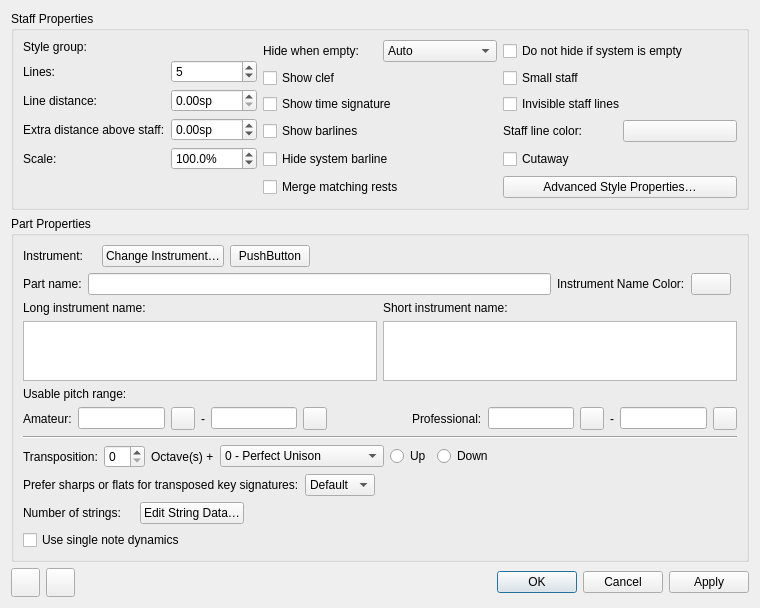
Before: the Qt Designer form mscore/editstaff.ui in fp22june/MuseScore, drawn with Qt 5.
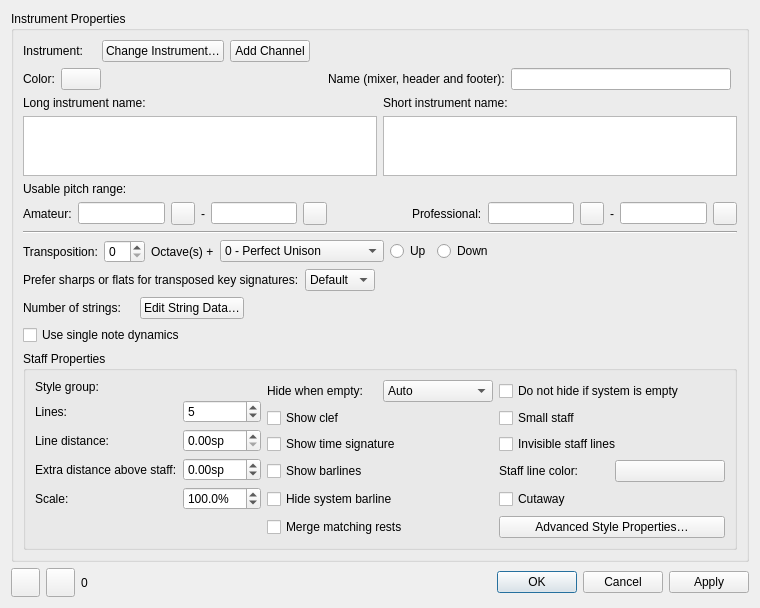
After: the same form once the commit is applied. Icons and pictures are not drawn. Custom widgets are drawn as their Qt base class.

Commit message: Change staff/part properties window ui

```diff
--- a/mscore/editstaff.ui
+++ b/mscore/editstaff.ui
@@ -23,294 +23,10 @@
    </size>
   </property>
   <property name="windowTitle">
-   <string>Staff/Part Properties</string>
+   <string>Instrument / Staff Properties</string>
   </property>
   <layout class="QGridLayout" name="gridLayout">
    <item row="0" column="0" colspan="2">
-    <widget class="QGroupBox" name="groupStaffProps">
-     <property name="sizePolicy">
-      <sizepolicy hsizetype="Preferred" vsizetype="Expanding">
-       <horstretch>0</horstretch>
-       <verstretch>0</verstretch>
-      </sizepolicy>
-     </property>
-     <property name="minimumSize">
-      <size>
-       <width>0</width>
-       <height>0</height>
-      </size>
-     </property>
-     <property name="title">
-      <string>Staff Properties</string>
-     </property>
-     <layout class="QVBoxLayout" name="verticalLayout_2">
-      <item>
-       <layout class="QGridLayout" name="grid_StaffProps">
-        <item row="4" column="2">
-         <widget class="QCheckBox" name="cutaway">
-          <property name="text">
-           <string>Cutaway</string>
-          </property>
-         </widget>
-        </item>
-        <item row="4" column="1">
-         <widget class="QCheckBox" name="hideSystemBarLine">
-          <property name="text">
-           <string>Hide system barline</string>
-          </property>
-         </widget>
-        </item>
-        <item row="1" column="2">
-         <widget class="QCheckBox" name="isSmallCheckbox">
-          <property name="sizePolicy">
-           <sizepolicy hsizetype="Minimum" vsizetype="Fixed">
-            <horstretch>0</horstretch>
-            <verstretch>0</verstretch>
-           </sizepolicy>
-          </property>
-          <property name="text">
-           <string>Small staff</string>
-          </property>
-         </widget>
-        </item>
-        <item row="1" column="1">
-         <widget class="QCheckBox" name="showClef">
-          <property name="text">
-           <string>Show clef</string>
-          </property>
-         </widget>
-        </item>
-        <item row="3" column="2">
-         <layout class="QHBoxLayout" name="hLayout_LineColor">
-          <item>
-           <widget class="QLabel" name="labelColor">
-            <property name="text">
-             <string>Staff line color:</string>
-            </property>
-            <property name="buddy">
-             <cstring>color</cstring>
-            </property>
-           </widget>
-          </item>
-          <item>
-           <widget class="Awl::ColorLabel" name="color">
-            <property name="focusPolicy">
-             <enum>Qt::FocusPolicy::TabFocus</enum>
-            </property>
-           </widget>
-          </item>
-         </layout>
-        </item>
-        <item row="3" column="1">
-         <widget class="QCheckBox" name="showBarlines">
-          <property name="text">
-           <string>Show barlines</string>
-          </property>
-         </widget>
-        </item>
-        <item row="2" column="1">
-         <widget class="QCheckBox" name="showTimesig">
-          <property name="text">
-           <string>Show time signature</string>
-          </property>
-         </widget>
-        </item>
-        <item row="0" column="2">
-         <widget class="QCheckBox" name="showIfEmpty">
-          <property name="text">
-           <string>Do not hide if system is empty</string>
-          </property>
-         </widget>
-        </item>
-        <item row="2" column="2">
-         <widget class="QCheckBox" name="invisible">
-          <property name="text">
-           <string>Invisible staff lines</string>
-          </property>
-         </widget>
-        </item>
-        <item row="5" column="2">
-         <widget class="QPushButton" name="changeStaffType">
-          <property name="text">
-           <string>Advanced Style Properties…</string>
-          </property>
-         </widget>
-        </item>
-        <item row="0" column="0" rowspan="5">
-         <layout class="QFormLayout" name="formLayout">
-          <property name="fieldGrowthPolicy">
-           <enum>QFormLayout::FieldGrowthPolicy::AllNonFixedFieldsGrow</enum>
-          </property>
-          <property name="labelAlignment">
-           <set>Qt::AlignmentFlag::AlignLeading|Qt::AlignmentFlag::AlignLeft|Qt::AlignmentFlag::AlignVCenter</set>
-          </property>
-          <item row="1" column="0">
-           <widget class="QLabel" name="labelNumOfLines">
-            <property name="text">
-             <string>Lines:</string>
-            </property>
-            <property name="textFormat">
-             <enum>Qt::TextFormat::PlainText</enum>
-            </property>
-            <property name="buddy">
-             <cstring>lines</cstring>
-            </property>
-           </widget>
-          </item>
-          <item row="1" column="1">
-           <widget class="QSpinBox" name="lines">
-            <property name="minimum">
-             <number>0</number>
-            </property>
-            <property name="maximum">
-             <number>14</number>
-            </property>
-            <property name="value">
-             <number>5</number>
-            </property>
-           </widget>
-          </item>
-          <item row="2" column="0">
-           <widget class="QLabel" name="labelLineDist">
-            <property name="text">
-             <string>Line distance:</string>
-            </property>
-            <property name="buddy">
-             <cstring>lineDistance</cstring>
-            </property>
-           </widget>
-          </item>
-          <item row="2" column="1">
-           <widget class="QDoubleSpinBox" name="lineDistance">
-            <property name="sizePolicy">
-             <sizepolicy hsizetype="Preferred" vsizetype="Fixed">
-              <horstretch>0</horstretch>
-              <verstretch>0</verstretch>
-             </sizepolicy>
-            </property>
-            <property name="suffix">
-             <string>sp</string>
-            </property>
-            <property name="singleStep">
-             <double>0.250000000000000</double>
-            </property>
-           </widget>
-          </item>
-          <item row="4" column="0">
-           <widget class="QLabel" name="labelExtraDist">
-            <property name="text">
-             <string>Extra distance above staff:</string>
-            </property>
-            <property name="buddy">
-             <cstring>spinExtraDistance</cstring>
-            </property>
-           </widget>
-          </item>
-          <item row="4" column="1">
-           <widget class="QDoubleSpinBox" name="spinExtraDistance">
-            <property name="suffix">
-             <string>sp</string>
-            </property>
-            <property name="minimum">
-             <double>-50.000000000000000</double>
-            </property>
-            <property name="maximum">
-             <double>50.000000000000000</double>
-            </property>
-            <property name="singleStep">
-             <double>0.250000000000000</double>
-            </property>
-           </widget>
-          </item>
-          <item row="5" column="0">
-           <widget class="QLabel" name="label">
-            <property name="text">
-             <string>Scale:</string>
-            </property>
-           </widget>
-          </item>
-          <item row="5" column="1">
-           <widget class="QDoubleSpinBox" name="mag">
-            <property name="suffix">
-             <string>%</string>
-            </property>
-            <property name="decimals">
-             <number>1</number>
-            </property>
-            <property name="minimum">
-             <double>10.000000000000000</double>
-            </property>
-            <property name="maximum">
-             <double>1000.000000000000000</double>
-            </property>
-            <property name="value">
-             <double>100.000000000000000</double>
-            </property>
-           </widget>
-          </item>
-          <item row="0" column="0">
-           <widget class="QLabel" name="labelStaffGroup">
-            <property name="text">
-             <string>Style group:</string>
-            </property>
-            <property name="buddy">
-             <cstring>staffGroupName</cstring>
-            </property>
-           </widget>
-          </item>
-          <item row="0" column="1">
-           <widget class="QLabel" name="staffGroupName"/>
-          </item>
-         </layout>
-        </item>
-        <item row="0" column="1">
-         <layout class="QHBoxLayout" name="horizontalLayout">
-          <item>
-           <widget class="QLabel" name="label_2">
-            <property name="text">
-             <string>Hide when empty:</string>
-            </property>
-           </widget>
-          </item>
-          <item>
-           <widget class="QComboBox" name="hideMode">
-            <item>
-             <property name="text">
-              <string>Auto</string>
-             </property>
-            </item>
-            <item>
-             <property name="text">
-              <string>Always</string>
-             </property>
-            </item>
-            <item>
-             <property name="text">
-              <string>Never</string>
-             </property>
-            </item>
-            <item>
-             <property name="text">
-              <string>Instrument</string>
-             </property>
-            </item>
-           </widget>
-          </item>
-         </layout>
-        </item>
-        <item row="5" column="1">
-         <widget class="QCheckBox" name="mergeMatchingRests">
-          <property name="text">
-           <string>Merge matching rests</string>
-          </property>
-         </widget>
-        </item>
-       </layout>
-      </item>
-     </layout>
-    </widget>
-   </item>
-   <item row="1" column="0" colspan="2">
     <widget class="QGroupBox" name="groupPartProps">
      <property name="sizePolicy">
       <sizepolicy hsizetype="Preferred" vsizetype="Expanding">
@@ -319,9 +35,9 @@
       </sizepolicy>
      </property>
      <property name="title">
-      <string>Part Properties</string>
+      <string>Instrument Properties</string>
      </property>
-     <layout class="QVBoxLayout" name="verticalLayout" stretch="0,1,0,0,0,0,0,0">
+     <layout class="QVBoxLayout" name="verticalLayout" stretch="0,1,0,0,0,0,0,0,0">
       <item>
        <layout class="QGridLayout" name="grid_PartProps">
         <property name="leftMargin">
@@ -355,7 +71,7 @@
           <item>
            <widget class="QPushButton" name="addC">
             <property name="text">
-             <string>PushButton</string>
+             <string>Add Channel</string>
             </property>
            </widget>
           </item>
@@ -376,10 +92,37 @@
         </item>
         <item row="3" column="0">
          <layout class="QHBoxLayout" name="horizontalLayout_5">
+          <item>
+           <widget class="QLabel" name="label_InstrumentNameColor">
+            <property name="text">
+             <string>Color:</string>
+            </property>
+           </widget>
+          </item>
+          <item>
+           <widget class="Awl::ColorLabel" name="color_2">
+            <property name="focusPolicy">
+             <enum>Qt::FocusPolicy::TabFocus</enum>
+            </property>
+           </widget>
+          </item>
+          <item>
+           <spacer name="horizontalSpacer_5">
+            <property name="orientation">
+             <enum>Qt::Orientation::Horizontal</enum>
+            </property>
+            <property name="sizeHint" stdset="0">
+             <size>
+              <width>40</width>
+              <height>20</height>
+             </size>
+            </property>
+           </spacer>
+          </item>
           <item>
            <widget class="QLabel" name="label_PartName">
             <property name="text">
-             <string>Part name:</string>
+             <string>Name (mixer, header and footer):</string>
             </property>
             <property name="buddy">
              <cstring>partName</cstring>
@@ -389,20 +132,6 @@
           <item>
            <widget class="QLineEdit" name="partName"/>
           </item>
-          <item>
-           <widget class="QLabel" name="label_InstrumentNameColor">
-            <property name="text">
-             <string>Instrument Name Color:</string>
-            </property>
-           </widget>
-          </item>
-          <item>
-           <widget class="Awl::ColorLabel" name="color_2">
-            <property name="focusPolicy">
-             <enum>Qt::FocusPolicy::TabFocus</enum>
-            </property>
-           </widget>
-          </item>
          </layout>
         </item>
        </layout>
@@ -941,10 +670,294 @@
         </property>
        </widget>
       </item>
+      <item>
+       <widget class="QGroupBox" name="groupStaffProps">
+        <property name="sizePolicy">
+         <sizepolicy hsizetype="Preferred" vsizetype="Expanding">
+          <horstretch>0</horstretch>
+          <verstretch>0</verstretch>
+         </sizepolicy>
+        </property>
+        <property name="minimumSize">
+         <size>
+          <width>0</width>
+          <height>0</height>
+         </size>
+        </property>
+        <property name="title">
+         <string>Staff Properties</string>
+        </property>
+        <layout class="QVBoxLayout" name="verticalLayout_2">
+         <item>
+          <layout class="QGridLayout" name="grid_StaffProps">
+           <item row="4" column="2">
+            <widget class="QCheckBox" name="cutaway">
+             <property name="text">
+              <string>Cutaway</string>
+             </property>
+            </widget>
+           </item>
+           <item row="4" column="1">
+            <widget class="QCheckBox" name="hideSystemBarLine">
+             <property name="text">
+              <string>Hide system barline</string>
+             </property>
+            </widget>
+           </item>
+           <item row="1" column="2">
+            <widget class="QCheckBox" name="isSmallCheckbox">
+             <property name="sizePolicy">
+              <sizepolicy hsizetype="Minimum" vsizetype="Fixed">
+               <horstretch>0</horstretch>
+               <verstretch>0</verstretch>
+              </sizepolicy>
+             </property>
+             <property name="text">
+              <string>Small staff</string>
+             </property>
+            </widget>
+           </item>
+           <item row="1" column="1">
+            <widget class="QCheckBox" name="showClef">
+             <property name="text">
+              <string>Show clef</string>
+             </property>
+            </widget>
+           </item>
+           <item row="3" column="2">
+            <layout class="QHBoxLayout" name="hLayout_LineColor">
+             <item>
+              <widget class="QLabel" name="labelColor">
+               <property name="text">
+                <string>Staff line color:</string>
+               </property>
+               <property name="buddy">
+                <cstring>color</cstring>
+               </property>
+              </widget>
+             </item>
+             <item>
+              <widget class="Awl::ColorLabel" name="color">
+               <property name="focusPolicy">
+                <enum>Qt::FocusPolicy::TabFocus</enum>
+               </property>
+              </widget>
+             </item>
+            </layout>
+           </item>
+           <item row="3" column="1">
+            <widget class="QCheckBox" name="showBarlines">
+             <property name="text">
+              <string>Show barlines</string>
+             </property>
+            </widget>
+           </item>
+           <item row="2" column="1">
+            <widget class="QCheckBox" name="showTimesig">
+             <property name="text">
+              <string>Show time signature</string>
+             </property>
+            </widget>
+           </item>
+           <item row="0" column="2">
+            <widget class="QCheckBox" name="showIfEmpty">
+             <property name="text">
+              <string>Do not hide if system is empty</string>
+             </property>
+            </widget>
+           </item>
+           <item row="2" column="2">
+            <widget class="QCheckBox" name="invisible">
+             <property name="text">
+              <string>Invisible staff lines</string>
+             </property>
+            </widget>
+           </item>
+           <item row="5" column="2">
+            <widget class="QPushButton" name="changeStaffType">
+             <property name="text">
+              <string>Advanced Style Properties…</string>
+             </property>
+            </widget>
+           </item>
+           <item row="0" column="0" rowspan="5">
+            <layout class="QFormLayout" name="formLayout">
+             <property name="fieldGrowthPolicy">
+              <enum>QFormLayout::FieldGrowthPolicy::AllNonFixedFieldsGrow</enum>
+             </property>
+             <property name="labelAlignment">
+              <set>Qt::AlignmentFlag::AlignLeading|Qt::AlignmentFlag::AlignLeft|Qt::AlignmentFlag::AlignVCenter</set>
+             </property>
+             <item row="1" column="0">
+              <widget class="QLabel" name="labelNumOfLines">
+               <property name="text">
+                <string>Lines:</string>
+               </property>
+               <property name="textFormat">
+                <enum>Qt::TextFormat::PlainText</enum>
+               </property>
+               <property name="buddy">
+                <cstring>lines</cstring>
+               </property>
+              </widget>
+             </item>
+             <item row="1" column="1">
+              <widget class="QSpinBox" name="lines">
+               <property name="minimum">
+                <number>0</number>
+               </property>
+               <property name="maximum">
+                <number>14</number>
+               </property>
+               <property name="value">
+                <number>5</number>
+               </property>
+              </widget>
+             </item>
+             <item row="2" column="0">
+              <widget class="QLabel" name="labelLineDist">
+               <property name="text">
+                <string>Line distance:</string>
+               </property>
+               <property name="buddy">
+                <cstring>lineDistance</cstring>
+               </property>
+              </widget>
+             </item>
+             <item row="2" column="1">
+              <widget class="QDoubleSpinBox" name="lineDistance">
+               <property name="sizePolicy">
+                <sizepolicy hsizetype="Preferred" vsizetype="Fixed">
+                 <horstretch>0</horstretch>
+                 <verstretch>0</verstretch>
+                </sizepolicy>
+               </property>
+               <property name="suffix">
+                <string>sp</string>
+               </property>
+               <property name="singleStep">
+                <double>0.250000000000000</double>
+               </property>
+              </widget>
+             </item>
+             <item row="4" column="0">
+              <widget class="QLabel" name="labelExtraDist">
+               <property name="text">
+                <string>Extra distance above staff:</string>
+               </property>
+               <property name="buddy">
+                <cstring>spinExtraDistance</cstring>
+               </property>
+              </widget>
+             </item>
+             <item row="4" column="1">
+              <widget class="QDoubleSpinBox" name="spinExtraDistance">
+               <property name="suffix">
+                <string>sp</string>
+               </property>
+               <property name="minimum">
+                <double>-50.000000000000000</double>
+               </property>
+               <property name="maximum">
+                <double>50.000000000000000</double>
+               </property>
+               <property name="singleStep">
+                <double>0.250000000000000</double>
+               </property>
+              </widget>
+             </item>
+             <item row="5" column="0">
+              <widget class="QLabel" name="label">
+               <property name="text">
+                <string>Scale:</string>
+               </property>
+              </widget>
+             </item>
+             <item row="5" column="1">
+              <widget class="QDoubleSpinBox" name="mag">
+               <property name="suffix">
+                <string>%</string>
+               </property>
+               <property name="decimals">
+                <number>1</number>
+               </property>
+               <property name="minimum">
+                <double>10.000000000000000</double>
+               </property>
+               <property name="maximum">
+                <double>1000.000000000000000</double>
+               </property>
+               <property name="value">
+                <double>100.000000000000000</double>
+               </property>
+              </widget>
+             </item>
+             <item row="0" column="0">
+              <widget class="QLabel" name="labelStaffGroup">
+               <property name="text">
+                <string>Style group:</string>
+               </property>
+               <property name="buddy">
+                <cstring>staffGroupName</cstring>
+               </property>
+              </widget>
+             </item>
+             <item row="0" column="1">
+              <widget class="QLabel" name="staffGroupName"/>
+             </item>
+            </layout>
+           </item>
+           <item row="0" column="1">
+            <layout class="QHBoxLayout" name="horizontalLayout">
+             <item>
+              <widget class="QLabel" name="label_2">
+               <property name="text">
+                <string>Hide when empty:</string>
+               </property>
+              </widget>
+             </item>
+             <item>
+              <widget class="QComboBox" name="hideMode">
+               <item>
+                <property name="text">
+                 <string>Auto</string>
+                </property>
+               </item>
+               <item>
+                <property name="text">
+                 <string>Always</string>
+                </property>
+               </item>
+               <item>
+                <property name="text">
+                 <string>Never</string>
+                </property>
+               </item>
+               <item>
+                <property name="text">
+                 <string>Instrument</string>
+                </property>
+               </item>
+              </widget>
+             </item>
+            </layout>
+           </item>
+           <item row="5" column="1">
+            <widget class="QCheckBox" name="mergeMatchingRests">
+             <property name="text">
+              <string>Merge matching rests</string>
+             </property>
+            </widget>
+           </item>
+          </layout>
+         </item>
+        </layout>
+       </widget>
+      </item>
      </layout>
     </widget>
    </item>
-   <item row="2" column="0">
+   <item row="1" column="0">
     <layout class="QHBoxLayout" name="groupPrevNextButtons">
      <item>
       <widget class="QToolButton" name="previousButton">
@@ -986,6 +999,13 @@
        </property>
       </widget>
      </item>
+     <item>
+      <widget class="QLabel" name="currentStaffNumber">
+       <property name="text">
+        <string>0</string>
+       </property>
+      </widget>
+     </item>
      <item>
       <spacer name="horizontalSpacer_3">
        <property name="orientation">
@@ -1001,7 +1021,7 @@
      </item>
     </layout>
    </item>
-   <item row="2" column="1">
+   <item row="1" column="1">
     <widget class="QDialogButtonBox" name="buttonBox">
      <property name="orientation">
       <enum>Qt::Orientation::Horizontal</enum>
```
The commit also changes 1 other file.
